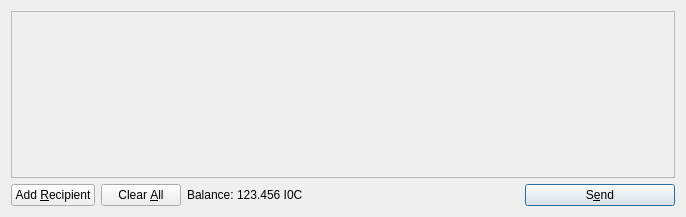
photonproject/iXcoin, file src/qt/forms/sendcoinsdialog.ui: the form before one commit.
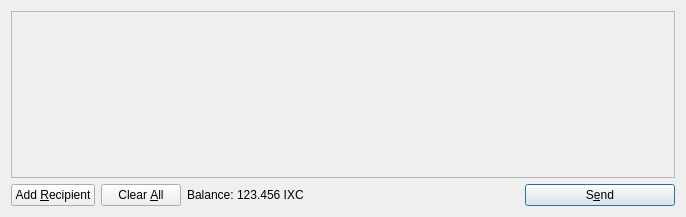
The form after the commit. Icons and pictures are not drawn.

```diff
--- a/src/qt/forms/sendcoinsdialog.ui
+++ b/src/qt/forms/sendcoinsdialog.ui
@@ -119,7 +119,7 @@
           <cursorShape>IBeamCursor</cursorShape>
          </property>
          <property name="text">
-          <string>123.456 I0C</string>
+          <string>123.456 IXC</string>
          </property>
          <property name="textInteractionFlags">
           <set>Qt::LinksAccessibleByMouse|Qt::TextSelectableByKeyboard|Qt::TextSelectableByMouse</set>
```
